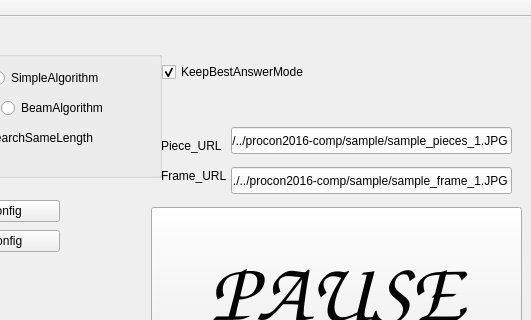
The window that Hazama/hazama.ui (tnct-spc/procon2016-comp) describes before a commit, drawn with Qt 5; both pictures show x 699 to 1230 and y 0 to 320 of the 1230 by 606 pixel window.
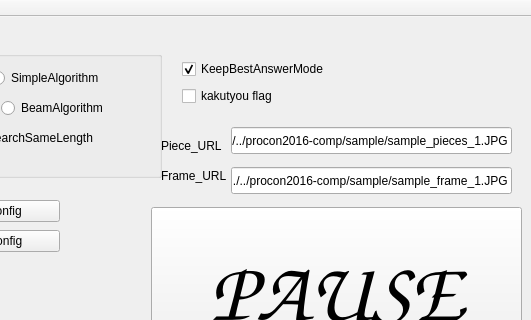
The same window after the commit.

Commit message: [fix]bug修正とkakutyo flagUI

Patch:
```diff
--- a/Hazama/hazama.ui
+++ b/Hazama/hazama.ui
@@ -359,8 +359,8 @@
    <widget class="QWidget" name="verticalLayoutWidget_3">
     <property name="geometry">
      <rect>
-      <x>850</x>
-      <y>20</y>
+      <x>870</x>
+      <y>30</y>
       <width>351</width>
       <height>71</height>
      </rect>
@@ -376,6 +376,13 @@
        </property>
       </widget>
      </item>
+     <item>
+      <widget class="QCheckBox" name="kakutyouflag">
+       <property name="text">
+        <string>kakutyou flag</string>
+       </property>
+      </widget>
+     </item>
     </layout>
    </widget>
    <widget class="QLineEdit" name="pieceURL">
```
Left out of the diff: 2 changed lines with no effect on the pictures. The commit also changes 4 other files.
